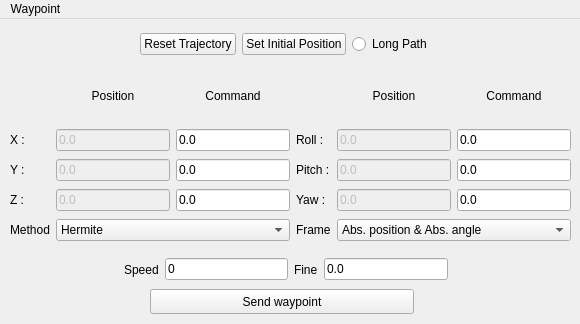
Before: the Qt Designer form rqt_waypoint/resource/Mainwindow.ui in sonia-auv/rqt_sonia_plugins, drawn with Qt 5.
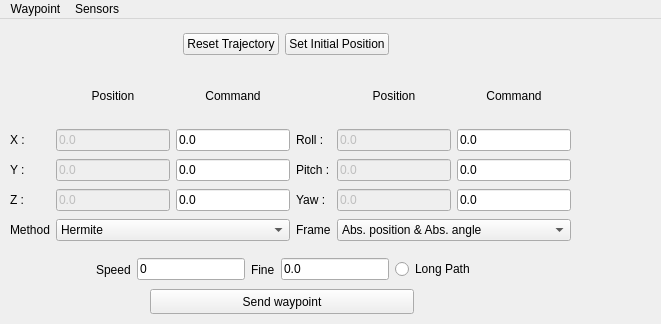
After: the same form once the commit is applied.

Patch:
```diff
--- a/rqt_waypoint/resource/Mainwindow.ui
+++ b/rqt_waypoint/resource/Mainwindow.ui
@@ -6,7 +6,7 @@
    <rect>
     <x>0</x>
     <y>0</y>
-    <width>580</width>
+    <width>661</width>
     <height>324</height>
    </rect>
   </property>
@@ -18,7 +18,7 @@
   </property>
   <property name="minimumSize">
    <size>
-    <width>580</width>
+    <width>350</width>
     <height>180</height>
    </size>
   </property>
@@ -90,13 +90,6 @@
        </property>
       </widget>
      </item>
-     <item>
-      <widget class="QRadioButton" name="pathLength">
-       <property name="text">
-        <string>Long Path</string>
-       </property>
-      </widget>
-     </item>
      <item>
       <spacer name="horizontalSpacer_2">
        <property name="orientation">
@@ -504,6 +497,13 @@
        </property>
       </widget>
      </item>
+     <item>
+      <widget class="QRadioButton" name="pathLength">
+       <property name="text">
+        <string>Long Path</string>
+       </property>
+      </widget>
+     </item>
      <item>
       <spacer name="horizontalSpacer_4">
        <property name="orientation">
@@ -525,8 +525,8 @@
     <rect>
      <x>0</x>
      <y>0</y>
-     <width>580</width>
-     <height>22</height>
+     <width>661</width>
+     <height>21</height>
     </rect>
    </property>
    <widget class="QMenu" name="StartTestMenu">
@@ -536,7 +536,15 @@
     <addaction name="actionReset_Depth"/>
     <addaction name="actionReset_Position"/>
    </widget>
+   <widget class="QMenu" name="menuSensors">
+    <property name="title">
+     <string>Sensors</string>
+    </property>
+    <addaction name="actionReset_Depth"/>
+    <addaction name="actionTare_IMU"/>
+   </widget>
    <addaction name="StartTestMenu"/>
+   <addaction name="menuSensors"/>
   </widget>
   <action name="actionStart_test">
    <property name="text">
```
Left out of the diff: 19 changed lines with no effect on the pictures.
